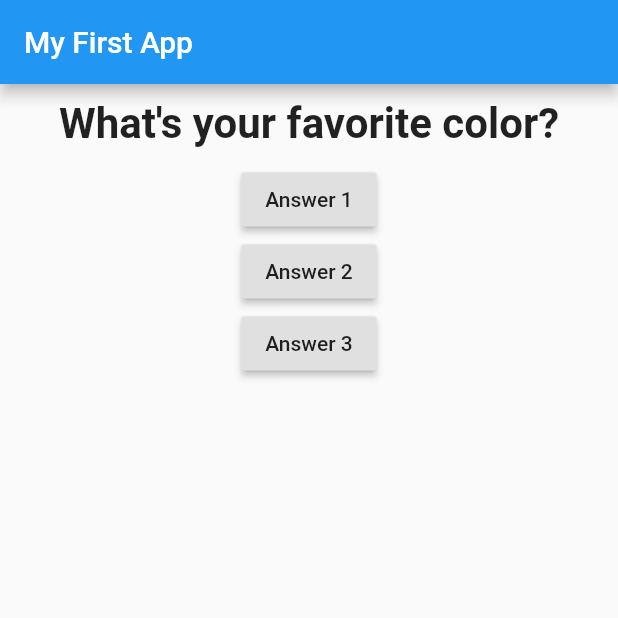
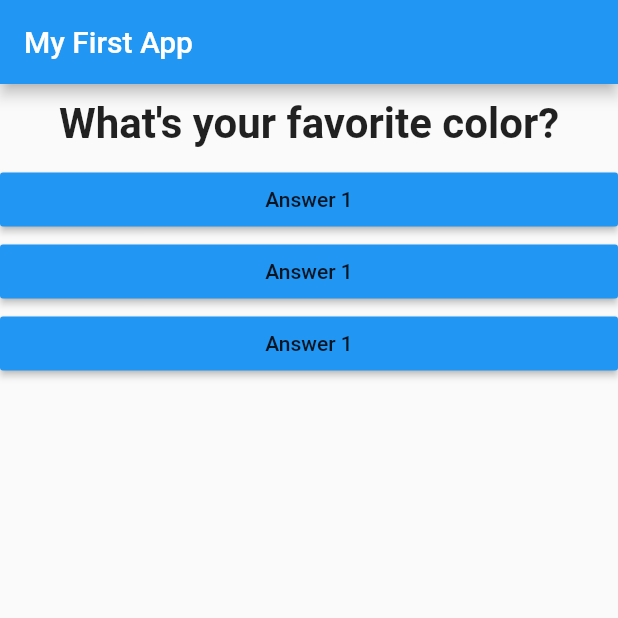
Before and after one commit to ExpertKiD/flutter_complete_guide, a Flutter app: the screen it shows after launch, on a phone screen of 412 x 824 dp, the top half of it. Run offline on Flutter 3.47's test engine with Material 2 defaults, Android fonts, the phone set to English and light mode, and no system bars.

Commit message:
Add Answer widget

```diff
--- /dev/null
+++ b/lib/answer.dart
@@ -0,0 +1,19 @@
+import 'package:flutter/material.dart';
+
+class Answer extends StatelessWidget {
+  final VoidCallback selectHandler;
+
+  Answer(this.selectHandler);
+
+  @override
+  Widget build(BuildContext context) {
+    // TODO: implement build
+    return Container(
+        width: double.infinity,
+        child: RaisedButton(
+          child: Text('Answer 1'),
+          color: Colors.blue,
+          onPressed: selectHandler,
+        ));
+  }
+}
--- a/lib/main.dart
+++ b/lib/main.dart
@@ -1,4 +1,5 @@
 import 'package:flutter/material.dart';
+import 'package:flutter_complete_guide/answer.dart';
 
 import './question.dart';
 
@@ -36,9 +37,9 @@ class _MyAppState extends State<MyApp> {
             ),
             body: Column(children: <Widget>[
               Question(questions.elementAt(_questionIndex)),
-              RaisedButton(child: Text('Answer 1'), onPressed: _answerQuestion),
-              RaisedButton(child: Text('Answer 2'), onPressed: _answerQuestion),
-              RaisedButton(child: Text('Answer 3'), onPressed: _answerQuestion)
+              Answer(_answerQuestion),
+              Answer(_answerQuestion),
+              Answer(_answerQuestion),
             ])));
   }
 }
```
